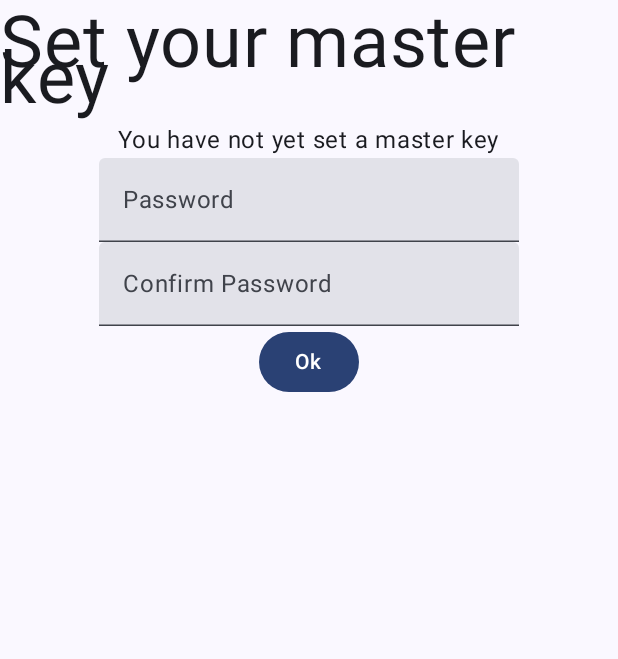
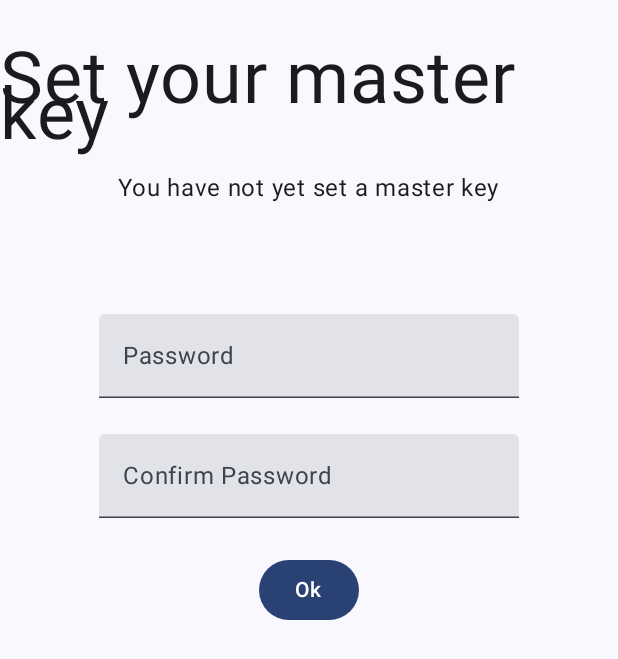
Before and after one commit to earthtraveller1/neng-pass, an Android app built with Jetpack Compose: the screen it shows after launch (LoginActivity), on a phone screen of 412 x 824 dp. Shown: the top 659 px of the screen. Run offline under Robolectric (Android 15) with nearby library versions, the phone set to English and light mode, and no system bars.

Commit message:
Made the set master key screen less ugly and also turned off capitalization and autocomplete on the password fields.

```diff
--- a/neng-pass-android/app/src/main/java/io/github/earthtraveller1/nengpass/LoginActivity.kt
+++ b/neng-pass-android/app/src/main/java/io/github/earthtraveller1/nengpass/LoginActivity.kt
@@ -6,6 +6,8 @@ import androidx.activity.ComponentActivity
 import androidx.activity.compose.setContent
 import androidx.compose.foundation.layout.Column
 import androidx.compose.foundation.layout.fillMaxSize
+import androidx.compose.foundation.layout.padding
+import androidx.compose.foundation.text.KeyboardOptions
 import androidx.compose.material3.*
 import androidx.compose.runtime.Composable
 import androidx.compose.runtime.mutableStateOf
@@ -13,8 +15,10 @@ import androidx.compose.runtime.remember
 import androidx.compose.ui.Alignment
 import androidx.compose.ui.Modifier
 import androidx.compose.ui.text.TextStyle
+import androidx.compose.ui.text.input.KeyboardCapitalization
 import androidx.compose.ui.text.input.PasswordVisualTransformation
 import androidx.compose.ui.tooling.preview.Preview
+import androidx.compose.ui.unit.dp
 import androidx.compose.ui.unit.em
 import androidx.compose.ui.window.Dialog
 
@@ -38,15 +42,19 @@ class LoginActivity : ComponentActivity() {
                 }
             }
 
-            Text("Set your master key", fontSize = 6.em, modifier = modifier)
-            Text("You have not yet set a master key", modifier = modifier)
+            Text("Set your master key", fontSize = 6.em, modifier = modifier.padding(top = 24.dp))
+            Text("You have not yet set a master key", modifier = modifier.padding(bottom = 48.dp, top = 8.dp))
 
             TextField(
                 value = passwordValue,
                 label = { Text("Password") },
                 visualTransformation = PasswordVisualTransformation(),
                 onValueChange = { setPasswordValue(it) },
-                modifier = modifier
+                keyboardOptions = KeyboardOptions(
+                    capitalization = KeyboardCapitalization.None,
+                    autoCorrect =  false,
+                ),
+                modifier = modifier.padding(vertical = 24.dp)
             )
 
             TextField(
@@ -54,7 +62,7 @@ class LoginActivity : ComponentActivity() {
                 label = { Text("Confirm Password") },
                 visualTransformation = PasswordVisualTransformation(),
                 onValueChange = { setConfirmPasswordValue(it) },
-                modifier = modifier
+                modifier = modifier.padding(bottom = 24.dp)
             )
 
             Button(
```
